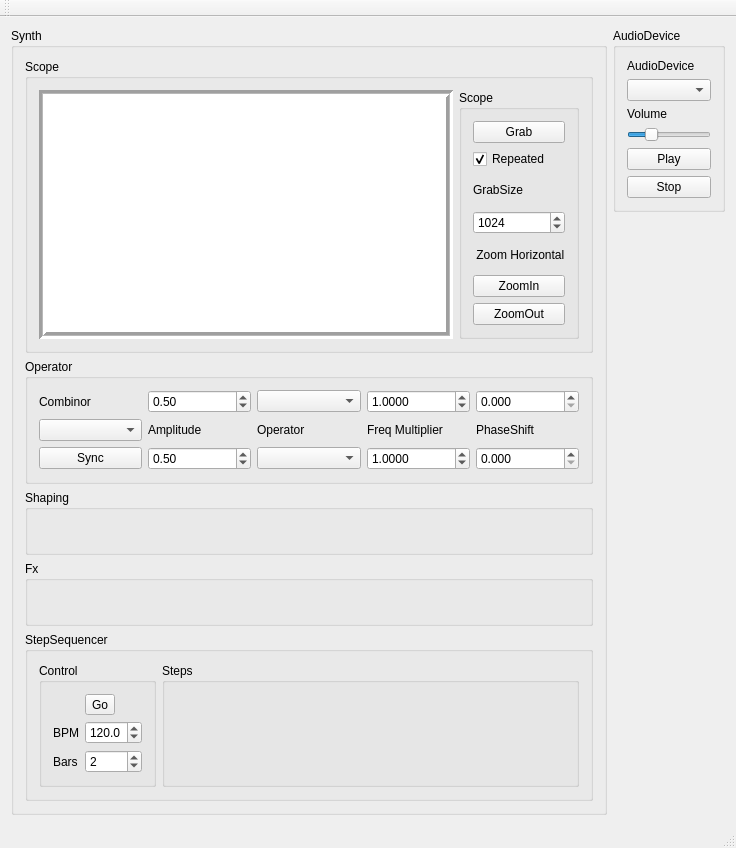
This is Synth7/mainwindow.ui in djeemie2000/SynthPlayground as Qt 5 draws it before an edit. The edited form follows.
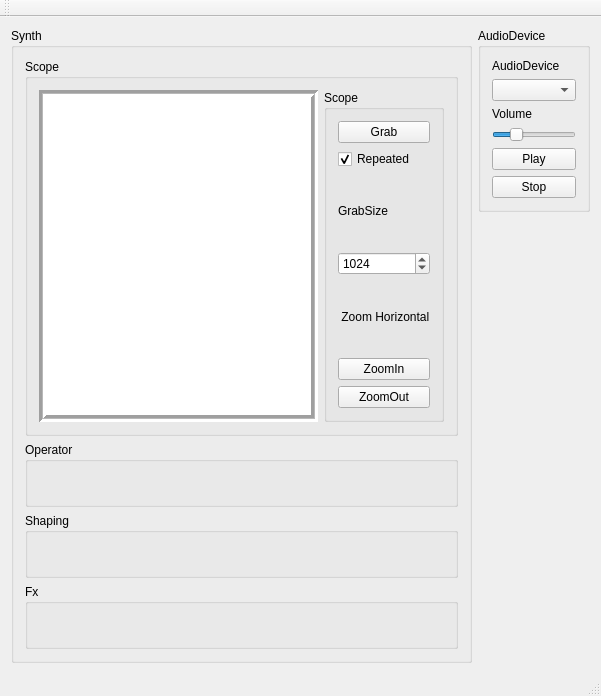
This is the edited form.

Commit message: Operator using reusable gui elements #25

The edit to the form file:
```diff
--- a/Synth7/mainwindow.ui
+++ b/Synth7/mainwindow.ui
@@ -6,8 +6,8 @@
    <rect>
     <x>0</x>
     <y>0</y>
-    <width>736</width>
-    <height>848</height>
+    <width>601</width>
+    <height>696</height>
    </rect>
   </property>
   <property name="windowTitle">
@@ -138,151 +138,23 @@
         </widget>
        </item>
        <item>
-        <widget class="QGroupBox" name="groupBox">
-         <property name="sizePolicy">
-          <sizepolicy hsizetype="Preferred" vsizetype="Preferred">
-           <horstretch>0</horstretch>
-           <verstretch>0</verstretch>
-          </sizepolicy>
-         </property>
+        <widget class="QGroupBox" name="groupBox_Operator">
          <property name="title">
           <string>Operator</string>
          </property>
-         <layout class="QGridLayout" name="gridLayout">
-          <item row="6" column="6">
-           <widget class="QComboBox" name="comboBox_2_Operator"/>
-          </item>
-          <item row="3" column="5">
-           <widget class="QLabel" name="label">
-            <property name="text">
-             <string>Amplitude</string>
+         <layout class="QHBoxLayout" name="horizontalLayout_5">
+          <item>
+           <spacer name="horizontalSpacer_4">
+            <property name="orientation">
+             <enum>Qt::Horizontal</enum>
             </property>
-           </widget>
-          </item>
-          <item row="1" column="5">
-           <widget class="QDoubleSpinBox" name="doubleSpinBox_1_Amplitude">
-            <property name="maximum">
-             <double>1.000000000000000</double>
+            <property name="sizeHint" stdset="0">
+             <size>
+              <width>406</width>
+              <height>20</height>
+             </size>
             </property>
-            <property name="singleStep">
-             <double>0.010000000000000</double>
-            </property>
-            <property name="value">
-             <double>0.500000000000000</double>
-            </property>
-           </widget>
-          </item>
-          <item row="3" column="3">
-           <widget class="QComboBox" name="comboBox_Combinor"/>
-          </item>
-          <item row="6" column="7">
-           <widget class="QDoubleSpinBox" name="doubleSpinBox_2_Frequency">
-            <property name="decimals">
-             <number>4</number>
-            </property>
-            <property name="maximum">
-             <double>32.000000000000000</double>
-            </property>
-            <property name="singleStep">
-             <double>0.001000000000000</double>
-            </property>
-            <property name="value">
-             <double>1.000000000000000</double>
-            </property>
-           </widget>
-          </item>
-          <item row="3" column="6">
-           <widget class="QLabel" name="label_2">
-            <property name="text">
-             <string>Operator</string>
-            </property>
-           </widget>
-          </item>
-          <item row="6" column="8">
-           <widget class="QDoubleSpinBox" name="doubleSpinBox_2_PhaseShift">
-            <property name="decimals">
-             <number>3</number>
-            </property>
-            <property name="maximum">
-             <double>1.000000000000000</double>
-            </property>
-            <property name="singleStep">
-             <double>0.001000000000000</double>
-            </property>
-           </widget>
-          </item>
-          <item row="3" column="8">
-           <widget class="QLabel" name="label_11">
-            <property name="text">
-             <string>PhaseShift</string>
-            </property>
-           </widget>
-          </item>
-          <item row="6" column="5">
-           <widget class="QDoubleSpinBox" name="doubleSpinBox_2_Amplitude">
-            <property name="maximum">
-             <double>1.000000000000000</double>
-            </property>
-            <property name="singleStep">
-             <double>0.010000000000000</double>
-            </property>
-            <property name="value">
-             <double>0.500000000000000</double>
-            </property>
-           </widget>
-          </item>
-          <item row="1" column="8">
-           <widget class="QDoubleSpinBox" name="doubleSpinBox_1_PhaseShift">
-            <property name="decimals">
-             <number>3</number>
-            </property>
-            <property name="maximum">
-             <double>1.000000000000000</double>
-            </property>
-            <property name="singleStep">
-             <double>0.001000000000000</double>
-            </property>
-           </widget>
-          </item>
-          <item row="1" column="7">
-           <widget class="QDoubleSpinBox" name="doubleSpinBox_1_Frequency">
-            <property name="decimals">
-             <number>4</number>
-            </property>
-            <property name="maximum">
-             <double>32.000000000000000</double>
-            </property>
-            <property name="singleStep">
-             <double>0.001000000000000</double>
-            </property>
-            <property name="value">
-             <double>1.000000000000000</double>
-            </property>
-           </widget>
-          </item>
-          <item row="1" column="6">
-           <widget class="QComboBox" name="comboBox_1_Operator"/>
-          </item>
-          <item row="3" column="7">
-           <widget class="QLabel" name="label_6">
-            <property name="text">
-             <string>Freq Multiplier</string>
-            </property>
-           </widget>
-          </item>
-          <item row="1" column="3">
-           <widget class="QLabel" name="label_10">
-            <property name="text">
-             <string>Combinor</string>
-            </property>
-           </widget>
-          </item>
-          <item row="6" column="3">
-           <widget class="QPushButton" name="pushButton_DetuneSync">
-            <property name="text">
-             <string>Sync</string>
-            </property>
-           </widget>
+           </spacer>
           </item>
          </layout>
         </widget>
@@ -295,7 +167,7 @@
          <property name="flat">
           <bool>false</bool>
          </property>
-         <layout class="QHBoxLayout" name="horizontalLayout_4">
+         <layout class="QHBoxLayout" name="horizontalLayout_2">
           <item>
            <spacer name="horizontalSpacer">
             <property name="orientation">
@@ -317,7 +189,7 @@
          <property name="title">
           <string>Fx</string>
          </property>
-         <layout class="QHBoxLayout" name="horizontalLayout_5">
+         <layout class="QHBoxLayout" name="horizontalLayout_4">
           <item>
            <spacer name="horizontalSpacer_2">
             <property name="orientation">
@@ -334,96 +206,6 @@
          </layout>
         </widget>
        </item>
-       <item>
-        <widget class="QGroupBox" name="groupBox_StepSequencer">
-         <property name="title">
-          <string>StepSequencer</string>
-         </property>
-         <layout class="QHBoxLayout" name="horizontalLayout_2">
-          <item>
-           <widget class="QGroupBox" name="groupBox_5">
-            <property name="sizePolicy">
-             <sizepolicy hsizetype="Preferred" vsizetype="Preferred">
-              <horstretch>0</horstretch>
-              <verstretch>0</verstretch>
-             </sizepolicy>
-            </property>
-            <property name="title">
-             <string>Control</string>
-            </property>
-            <layout class="QGridLayout" name="gridLayout_4">
-             <item row="1" column="0">
-              <widget class="QLabel" name="label_18">
-               <property name="text">
-                <string>BPM</string>
-               </property>
-              </widget>
-             </item>
-             <item row="2" column="1">
-              <widget class="QSpinBox" name="spinBox_StepSequencer_BarsPerBeat">
-               <property name="minimum">
-                <number>1</number>
-               </property>
-               <property name="maximum">
-                <number>16</number>
-               </property>
-               <property name="value">
-                <number>2</number>
-               </property>
-              </widget>
-             </item>
-             <item row="2" column="0">
-              <widget class="QLabel" name="label_19">
-               <property name="text">
-                <string>Bars</string>
-               </property>
-              </widget>
-             </item>
-             <item row="1" column="1">
-              <widget class="QDoubleSpinBox" name="doubleSpinBox_StepSequencer_Bpm">
-               <property name="decimals">
-                <number>1</number>
-               </property>
-               <property name="maximum">
-                <double>241.000000000000000</double>
-               </property>
-               <property name="singleStep">
-                <double>0.100000000000000</double>
-               </property>
-               <property name="value">
-                <double>120.000000000000000</double>
-               </property>
-              </widget>
-             </item>
-             <item row="0" column="1">
-              <widget class="QToolButton" name="toolButton_StepSequencerGo">
-               <property name="text">
-                <string>Go</string>
-               </property>
-               <property name="checkable">
-                <bool>true</bool>
-               </property>
-              </widget>
-             </item>
-            </layout>
-           </widget>
-          </item>
-          <item>
-           <widget class="QGroupBox" name="groupBox_StepSequencer_Step">
-            <property name="sizePolicy">
-             <sizepolicy hsizetype="Preferred" vsizetype="Preferred">
-              <horstretch>2</horstretch>
-              <verstretch>0</verstretch>
-             </sizepolicy>
-            </property>
-            <property name="title">
-             <string>Steps</string>
-            </property>
-           </widget>
-          </item>
-         </layout>
-        </widget>
-       </item>
       </layout>
      </widget>
     </item>
```
Left out of the diff: 2 changed lines with no effect on the pictures. The commit also changes 4 other files.
